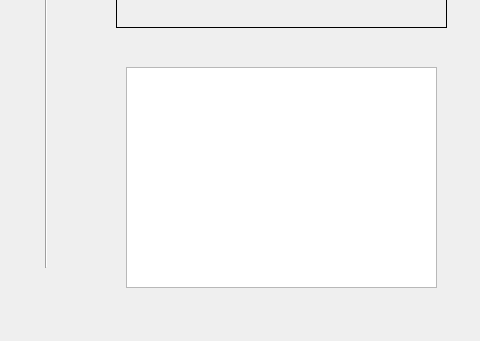
First picture: the form in WhiteRabbit/src/dualwindow.ui, repository Robin-Reynard/WhiteRabbit_CHIP-8-Emulator, before the edit; both pictures show x 424 to 904 and y 293 to 634 of the 904 by 634 pixel window.
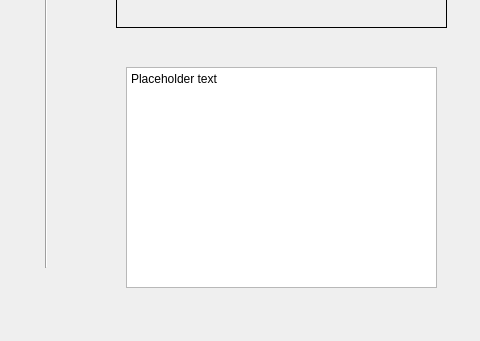
Second picture: the form after the edit.

The edit to the form file:
```diff
--- a/WhiteRabbit/src/dualwindow.ui
+++ b/WhiteRabbit/src/dualwindow.ui
@@ -116,6 +116,9 @@
       <height>221</height>
      </rect>
     </property>
+    <property name="plainText">
+     <string>Placeholder text</string>
+    </property>
    </widget>
    <widget class="QLabel" name="label">
     <property name="geometry">
```
